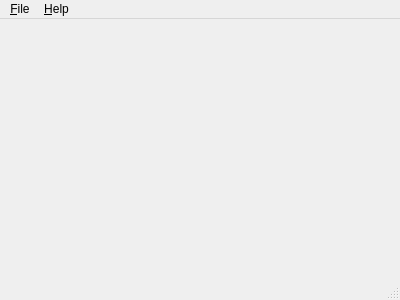
The window that 04-UI/PyQtUi/mainwindow.ui (pythonthusiast/CrossPlatformQt) describes before a commit, drawn with Qt 5.
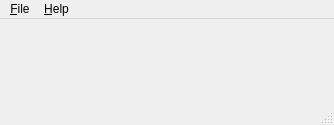
The same window after the commit.

What changed in the file:
```diff
--- a/04-UI/PyQtUi/mainwindow.ui
+++ b/04-UI/PyQtUi/mainwindow.ui
@@ -6,8 +6,8 @@
    <rect>
     <x>0</x>
     <y>0</y>
-    <width>400</width>
-    <height>300</height>
+    <width>334</width>
+    <height>125</height>
    </rect>
   </property>
   <property name="windowTitle">
@@ -22,7 +22,7 @@
     <rect>
      <x>0</x>
      <y>0</y>
-     <width>400</width>
+     <width>334</width>
      <height>22</height>
     </rect>
    </property>
```
Left out of the diff: 10 changed lines with no effect on the pictures.
